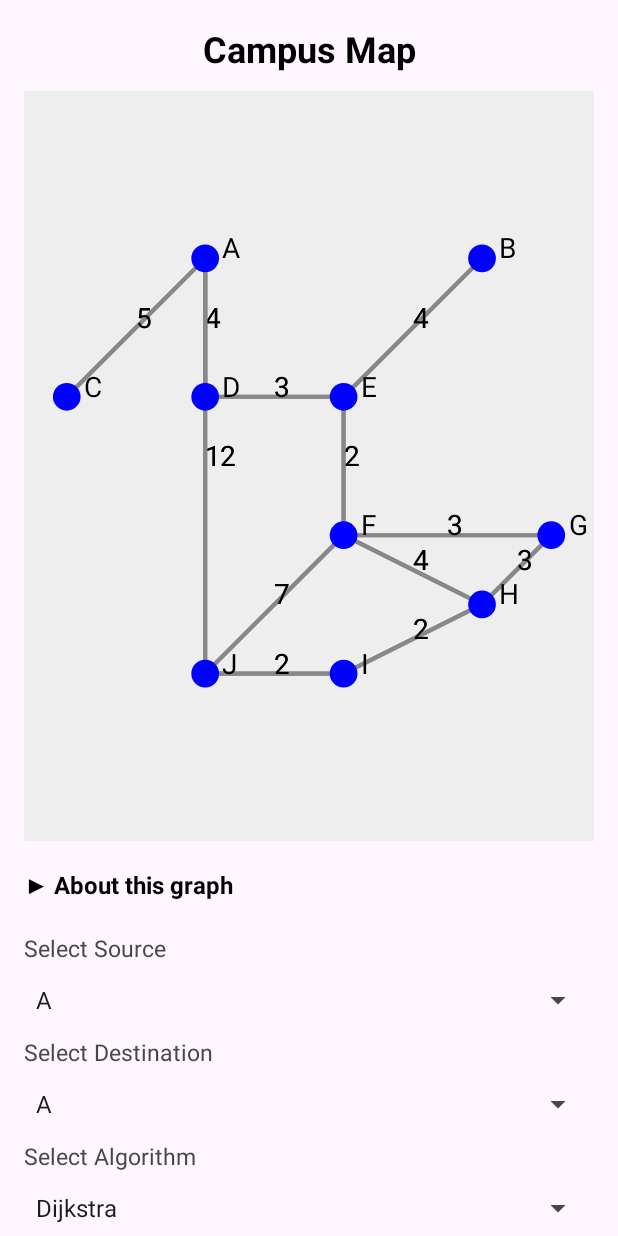
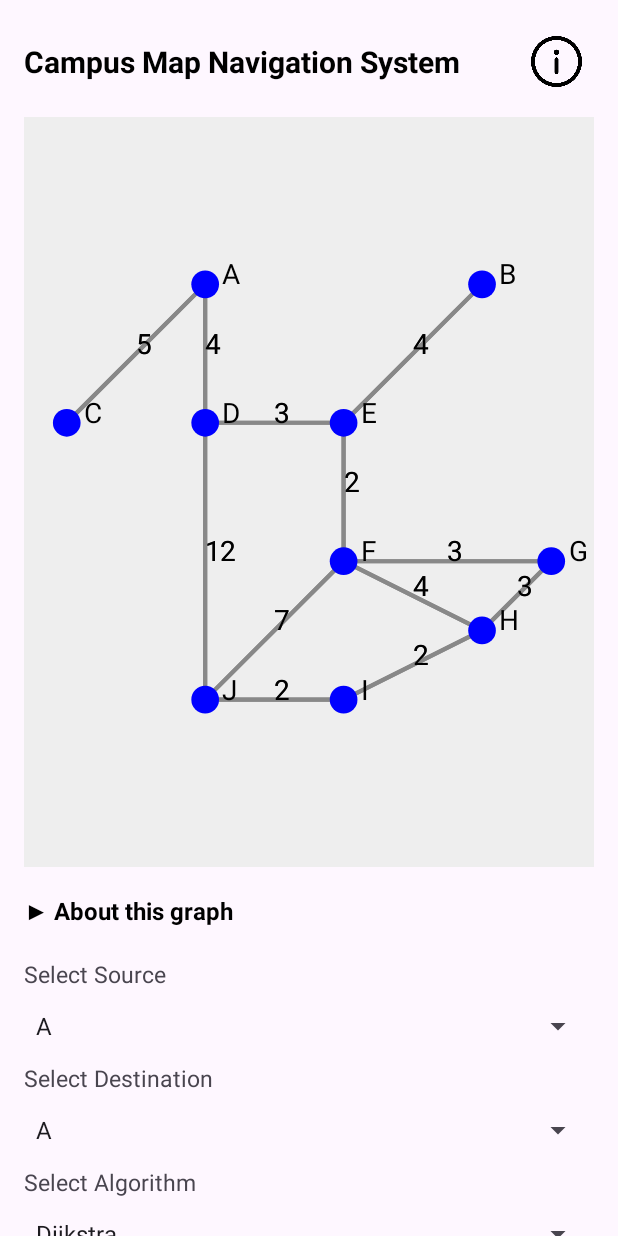
Before and after one commit to VaibhavRawat27/Campus-Navigation-System, an Android app: the screen it shows after launch (DashboardActivity), on a phone screen of 412 x 824 dp. Run offline under Robolectric (Android 15) with nearby library versions, the phone set to English and light mode, and no system bars.

Commit message:
Fixes bugs and improve code

```diff
--- a/app/src/main/AndroidManifest.xml
+++ b/app/src/main/AndroidManifest.xml
@@ -9,9 +9,13 @@
         android:icon="@drawable/ic_app_icon"
         android:label="@string/app_name"
         android:roundIcon="@drawable/ic_app_icon"
+        android:screenOrientation="portrait"
         android:supportsRtl="true"
         android:theme="@style/Theme.CampusNavigationSystem"
         tools:targetApi="31">
+        <activity
+            android:name=".InformationActivity"
+            android:exported="false" />
         <activity
             android:name=".DashboardActivity"
             android:exported="false" />
--- a/app/src/main/java/com/vaibhavrawat/campusnavigationsystem/DashboardActivity.kt
+++ b/app/src/main/java/com/vaibhavrawat/campusnavigationsystem/DashboardActivity.kt
@@ -1,12 +1,14 @@
 package com.vaibhavrawat.campusnavigationsystem
 
 import android.annotation.SuppressLint
+import android.content.Intent
 import android.os.Bundle
 import android.os.Handler
 import android.os.Looper
 import android.view.View
 import android.widget.ArrayAdapter
 import android.widget.Button
+import android.widget.ImageView
 import android.widget.Spinner
 import android.widget.TextView
 import androidx.activity.enableEdgeToEdge
@@ -64,6 +66,12 @@ class DashboardActivity : AppCompatActivity() {
                 textToggle.text = "▶ About this graph"
             }
         }
+
+        val infoButton: ImageView = findViewById(R.id.infoButton)
+        infoButton.setOnClickListener {
+            val intent = Intent(this, InformationActivity::class.java)
+            startActivity(intent)
+        }
         // Initialize graph
         graph = Graph()
         graph.addNode("A", 500f, 100f)
@@ -79,7 +87,7 @@ class DashboardActivity : AppCompatActivity() {
 
         graph.addEdge("A", "C", 5)
         graph.addEdge("A", "D", 4)
-        graph.addEdge("A", "J", 12)
+        graph.addEdge("D", "J", 12)
         graph.addEdge("B", "E", 4)
         graph.addEdge("D", "E", 3)
         graph.addEdge("E", "F", 2)
@@ -161,7 +169,7 @@ class DashboardActivity : AppCompatActivity() {
             sourceSpinner.setSelection(0)
             destinationSpinner.setSelection(0)
             algorithmSpinner.setSelection(0)
-            resultText.text = ""
+            resultText.text = "Path will appear here..."
             graphView.clearPath()
         }
 
--- a/app/src/main/res/layout/activity_dashboard.xml
+++ b/app/src/main/res/layout/activity_dashboard.xml
@@ -15,18 +15,44 @@
         android:padding="16dp">
 
         <!-- Heading -->
+        <androidx.constraintlayout.widget.ConstraintLayout
+            android:layout_width="match_parent"
+            android:layout_height="wrap_content"
+            android:id="@+id/cl"
+            tools:ignore="MissingConstraints">
+
+            <!-- Heading TextView -->
             <TextView
                 android:id="@+id/textHeading"
                 android:layout_width="0dp"
                 android:layout_height="wrap_content"
-            android:text="Campus Map"
-            android:textSize="24sp"
+                android:text="Campus Map Navigation System"
+                android:textSize="20sp"
                 android:textStyle="bold"
                 android:textColor="#000000"
-            android:gravity="center"
+                android:gravity="start"
                 app:layout_constraintTop_toTopOf="parent"
                 app:layout_constraintStart_toStartOf="parent"
+                app:layout_constraintEnd_toStartOf="@+id/infoButton"
+                app:layout_constraintBottom_toBottomOf="parent"
+                android:layout_marginEnd="8dp" />
+
+            <!-- Info Button (ImageView) -->
+            <ImageView
+                android:id="@+id/infoButton"
+                android:layout_width="50sp"
+                android:layout_height="50sp"
+                android:src="@drawable/ic_information"
+                android:contentDescription="Info"
+                android:padding="8dp"
+                android:scaleType="fitCenter"
+                android:clickable="true"
+                android:focusable="true"
+                app:layout_constraintTop_toTopOf="@+id/textHeading"
+                app:layout_constraintBottom_toBottomOf="@+id/textHeading"
                 app:layout_constraintEnd_toEndOf="parent" />
+        </androidx.constraintlayout.widget.ConstraintLayout>
+
 
         <!-- Graph View -->
         <com.vaibhavrawat.campusnavigationsystem.CustomGraphView
@@ -35,7 +61,7 @@
             android:layout_height="500dp"
             android:layout_marginTop="12dp"
             android:background="#EEEEEE"
-            app:layout_constraintTop_toBottomOf="@id/textHeading"
+            app:layout_constraintTop_toBottomOf="@id/cl"
             app:layout_constraintStart_toStartOf="parent"
             app:layout_constraintEnd_toEndOf="parent" />
 
--- a/app/src/main/res/layout/activity_main.xml
+++ b/app/src/main/res/layout/activity_main.xml
@@ -19,6 +19,7 @@
         app:layout_constraintStart_toStartOf="parent"
         app:layout_constraintEnd_toEndOf="parent"
 
+
         />
 
     <TextView
```
Also changed, not shown: app/src/main/java/com/vaibhavrawat/campusnavigationsystem/InformationActivity.kt (added, +20 -0 lines), app/src/main/java/com/vaibhavrawat/campusnavigationsystem/ShortestPathAlgorithms.kt (+42 -33 lines), app/src/main/res/layout/activity_information.xml (added, +164 -0 lines), app/src/main/res/drawable/ic_algorithm_used.jpeg (added), app/src/main/res/drawable/ic_campus_graph.jpeg (added), app/src/main/res/drawable/ic_college_map.jpeg (added), app/src/main/res/drawable/ic_information.png (added), 3 other files. Lines whose indentation alone changed are shown as unchanged.
